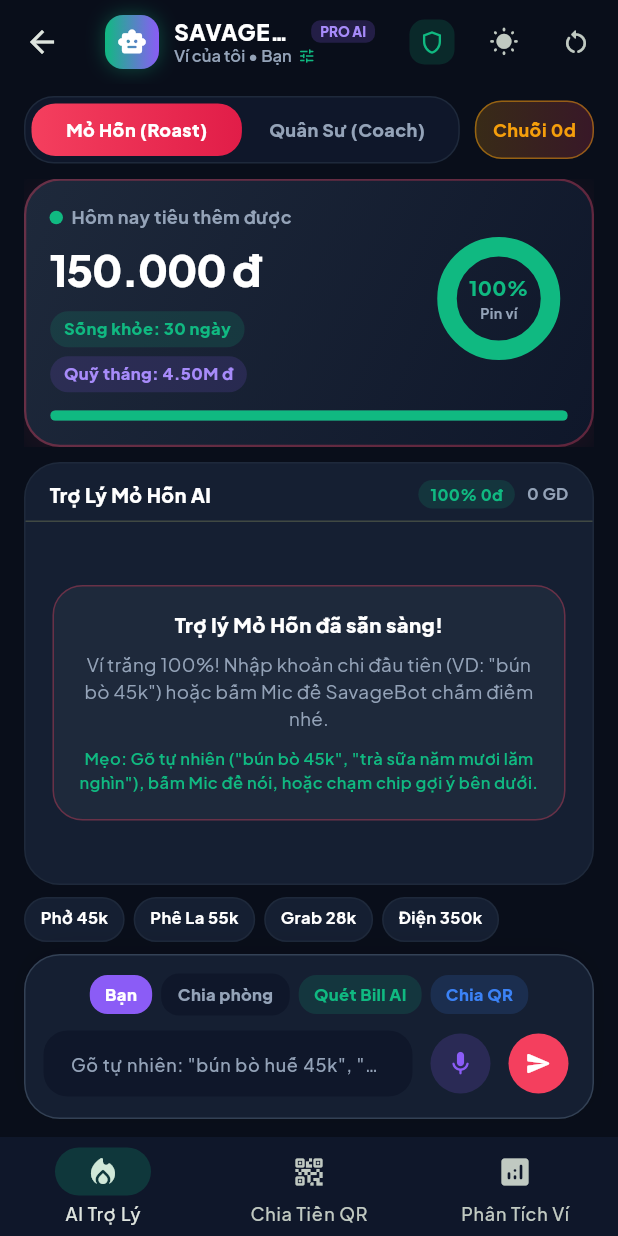
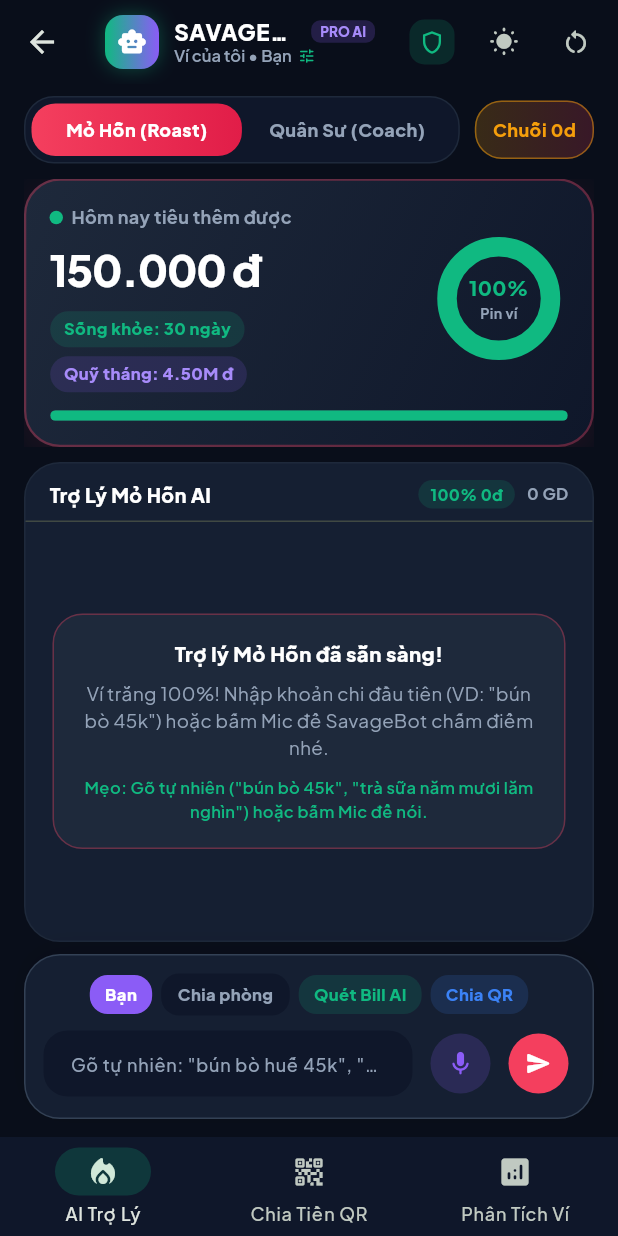
Before and after one commit to nghung28102007/Swinbiz2026, a Flutter app: the MainNavigationShell screen opened directly, on a phone screen of 412 x 824 dp. Run offline on Flutter 3.47's test engine with Material 3 defaults, Android fonts, the phone set to English and light mode, and no system bars; drawn by our look-alikes of fl_chart; our stand-ins replace flutter_riverpod, google_fonts, qr_flutter, shared_preferences, speech_to_text; accounts and stored records are empty.

Commit message:
ui(home): remove quick-tap suggestion chips from home screen

```diff
--- a/lib/screens/home_screen.dart
+++ b/lib/screens/home_screen.dart
@@ -50,14 +50,6 @@ class _HomeScreenState extends ConsumerState<HomeScreen>
     'Thử gõ: "trà sữa phê la 55k" hoặc "cơm sườn 35k"...',
     'Thử gõ: "tiền phòng 1 củ 2" hoặc "grab đi học 28k"...',
     'Thử gõ: "mua skin liên quân 150k", "cafe muối 32k"...',
-  ];
-
-  static const List<({String label, String query, bool shared})>
-      _quickTapPresets = [
-    (label: 'Phở 45k', query: 'phở bò 45k', shared: false),
-    (label: 'Phê La 55k', query: 'trà sữa phê la 55k', shared: false),
-    (label: 'Grab 28k', query: 'grab đi học 28k', shared: false),
-    (label: 'Điện 350k', query: 'tiền điện 350k', shared: true),
   ];
 
   @override
@@ -1045,7 +1037,7 @@ class _HomeScreenState extends ConsumerState<HomeScreen>
                                       ),
                                       const SizedBox(height: 10),
                                       const Text(
-                                        'Mẹo: Gõ tự nhiên ("bún bò 45k", "trà sữa năm mươi lăm nghìn"), bấm Mic để nói, hoặc chạm chip gợi ý bên dưới.',
+                                        'Mẹo: Gõ tự nhiên ("bún bò 45k", "trà sữa năm mươi lăm nghìn") hoặc bấm Mic để nói.',
                                         textAlign: TextAlign.center,
                                         style: TextStyle(
                                           fontSize: 11,
@@ -1366,46 +1358,7 @@ class _HomeScreenState extends ConsumerState<HomeScreen>
             ),
             const SizedBox(height: 8),
 
-            // 4. 1-TAP QUICK-TAP DEMO CHIPS
-            SizedBox(
-              height: 30,
-              child: ListView.separated(
-                scrollDirection: Axis.horizontal,
-                itemCount: _quickTapPresets.length,
-                separatorBuilder: (_, __) => const SizedBox(width: 6),
-                itemBuilder: (context, idx) {
-                  final preset = _quickTapPresets[idx];
-                  return GestureDetector(
-                    onTap: () => _submitExpense(
-                      preset.query,
-                      forceShared: preset.shared,
-                    ),
-                    child: Container(
-                      padding: const EdgeInsets.symmetric(
-                        horizontal: 10,
-                        vertical: 5,
-                      ),
-                      decoration: BoxDecoration(
-                        color: surfaceColor,
-                        borderRadius: BorderRadius.circular(99),
-                        border: Border.all(color: borderColor),
-                      ),
-                      child: Text(
-                        preset.label,
-                        style: TextStyle(
-                          fontSize: 11,
-                          fontWeight: FontWeight.w700,
-                          color: textPrimary,
-                        ),
-                      ),
-                    ),
-                  );
-                },
-              ),
-            ),
-            const SizedBox(height: 8),
-
-            // 5. BOTTOM THUMB-ZONE SMART NLP DOCK
+            // 4. BOTTOM THUMB-ZONE SMART NLP DOCK
             Container(
               padding: const EdgeInsets.all(12),
               decoration: BoxDecoration(
```
